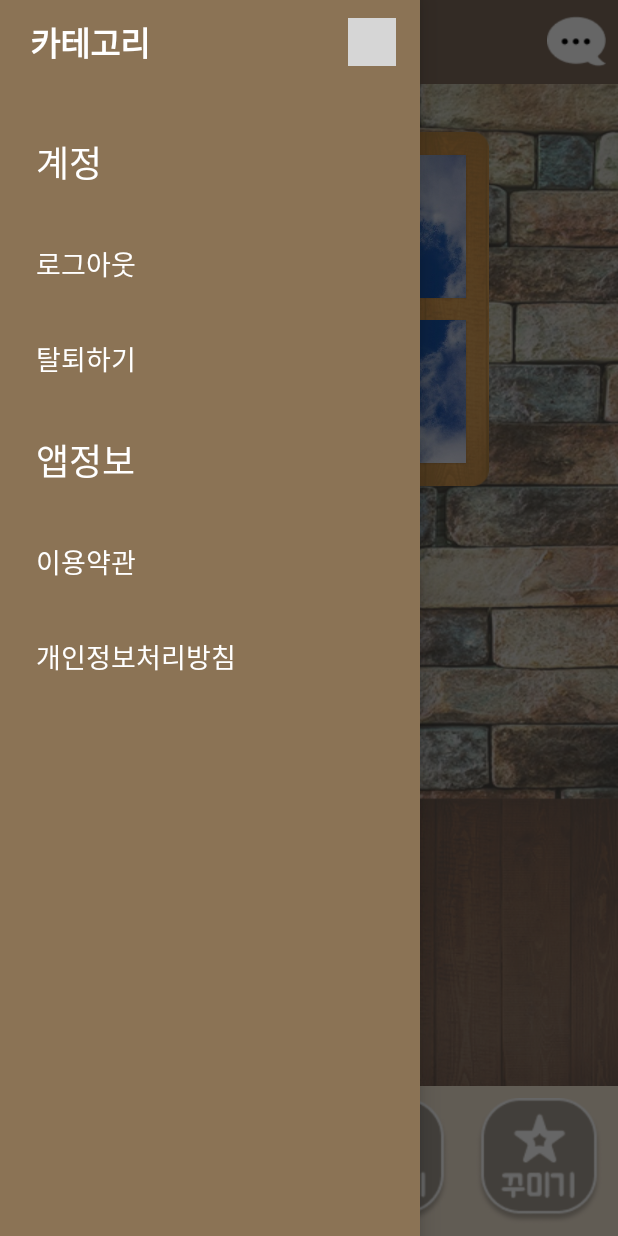
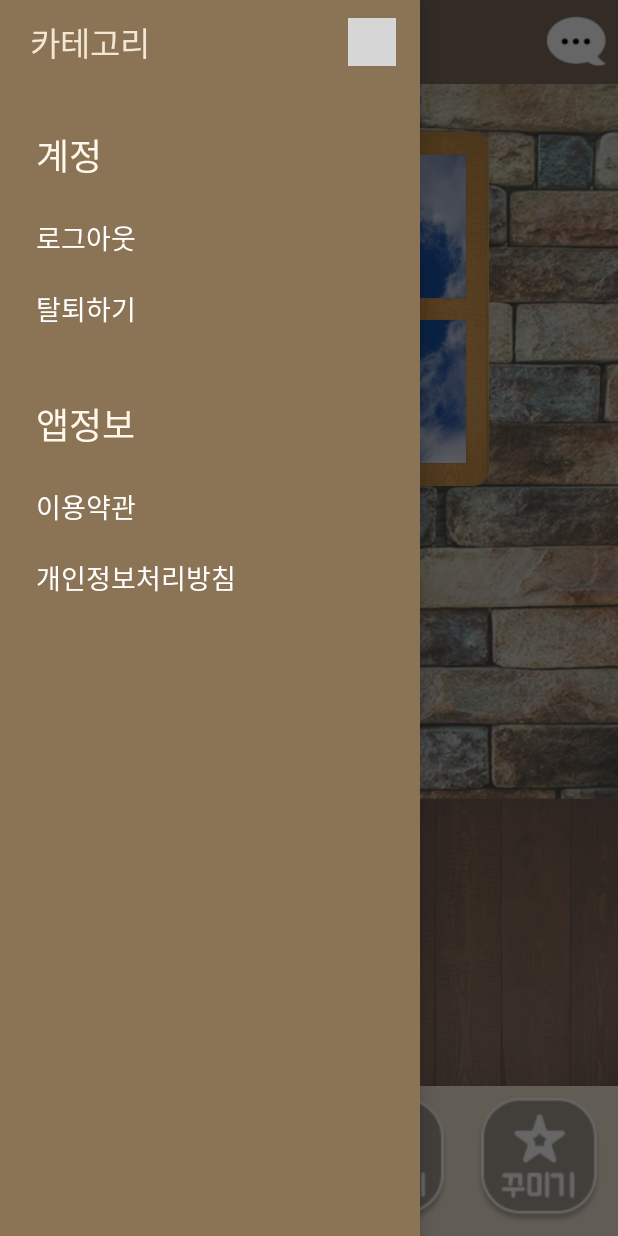
Before and after one commit to SeungYeon04/D_1to1_ChatApp, an Android app: the PlantCareActivity screen opened directly, with no data from a screen before it, with the side drawer open, on a phone screen of 412 x 824 dp. Run offline under Robolectric (Android 15) with nearby library versions, the phone set to English and light mode, and no system bars; our stand-ins replace Firebase (no records; nobody signed in at launch, a user with empty details on screens opened directly); Roboto replaces fonts that are not available here; grey boxes are pictures that could not be loaded.

Commit message:
feat : 슬라이드메뉴모달보완
- 카테고리 내부 UI 여백 맞추고 꾸미기
- 이동 전 다이어그램 띄우기
- 약관 링크달기

```diff
--- a/ChatApp_1to1/app/src/main/java/com/example/chatapp_1to1/SignupActivity.java
+++ b/ChatApp_1to1/app/src/main/java/com/example/chatapp_1to1/SignupActivity.java
@@ -48,7 +48,7 @@ public class SignupActivity extends AppCompatActivity {
         //동의링크
         linkPrivacy.setOnClickListener(v -> {
             Intent intent = new Intent(Intent.ACTION_VIEW);
-            intent.setData(Uri.parse("https://veiled-seed-36c.notion.site/214a7f300f09801ab4defb16ac2f2fc8")); // 실제 개인정보처리방침 URL로 교체
+            intent.setData(Uri.parse("https://veiled-seed-36c.notion.site/Privacy-Policy-214a7f300f0980cc9af8e7486d12bc4c")); // 실제 개인정보처리방침 URL로 교체
             startActivity(intent);
         });
 
--- a/ChatApp_1to1/app/src/main/res/layout/md_side_menu_modal.xml
+++ b/ChatApp_1to1/app/src/main/res/layout/md_side_menu_modal.xml
@@ -22,9 +22,8 @@
             android:layout_centerVertical="true"
             android:fontFamily="@font/bmjua"
             android:text="카테고리"
-            android:textColor="#FFFFFF"
-            android:textSize="22sp"
-            android:textStyle="bold" />
+            android:textColor="#F3E6D3"
+            android:textSize="22sp" />
 
         <!-- X 버튼 (오른쪽) -->
         <ImageButton
@@ -58,9 +57,9 @@
             android:background="?android:attr/selectableItemBackground"
             android:fontFamily="@font/bmjua"
             android:paddingHorizontal="4dp"
-            android:paddingVertical="18dp"
+            android:paddingVertical="13dp"
             android:text="계정"
-            android:textColor="#FFFFFF"
+            android:textColor="#FFF7EC"
             android:textSize="24sp" />
 
         <TextView
@@ -70,7 +69,7 @@
             android:background="?android:attr/selectableItemBackground"
             android:fontFamily="@font/bmjua"
             android:paddingHorizontal="4dp"
-            android:paddingVertical="18dp"
+            android:paddingVertical="10dp"
             android:text="로그아웃"
             android:textColor="#FFFFFF"
             android:textSize="18sp" />
@@ -83,12 +82,18 @@
             android:background="?android:attr/selectableItemBackground"
             android:fontFamily="@font/bmjua"
             android:paddingHorizontal="4dp"
-            android:paddingVertical="18dp"
+            android:paddingVertical="10dp"
             android:text="탈퇴하기"
             android:textColor="#FFFFFF"
             android:textSize="18sp" />
 
-        <!-- 애정보 -->
+        <!-- 여백용 -->
+        <TextView
+            android:layout_width="match_parent"
+            android:layout_height="wrap_content"
+            android:paddingVertical="1dp" />
+
+        <!-- 앱정보 텍스트 -->
         <TextView
             android:id="@+id/menuAffection"
             android:layout_width="match_parent"
@@ -96,9 +101,9 @@
             android:background="?android:attr/selectableItemBackground"
             android:fontFamily="@font/bmjua"
             android:paddingHorizontal="4dp"
-            android:paddingVertical="18dp"
+            android:paddingVertical="13dp"
             android:text="앱정보"
-            android:textColor="#FFFFFF"
+            android:textColor="#FFF7EC"
             android:textSize="24sp" />
 
         <!-- 이용약관 -->
@@ -109,7 +114,7 @@
             android:background="?android:attr/selectableItemBackground"
             android:fontFamily="@font/bmjua"
             android:paddingHorizontal="4dp"
-            android:paddingVertical="18dp"
+            android:paddingVertical="10dp"
             android:text="이용약관"
             android:textColor="#FFFFFF"
             android:textSize="18sp" />
@@ -122,7 +127,7 @@
             android:background="?android:attr/selectableItemBackground"
             android:fontFamily="@font/bmjua"
             android:paddingHorizontal="4dp"
-            android:paddingVertical="18dp"
+            android:paddingVertical="10dp"
             android:text="개인정보처리방침"
             android:textColor="#FFFFFF"
             android:textSize="18sp" />
```
Also changed, not shown: ChatApp_1to1/app/src/main/java/com/example/chatapp_1to1/PlantCareActivity.kt (+17 -2 lines).
